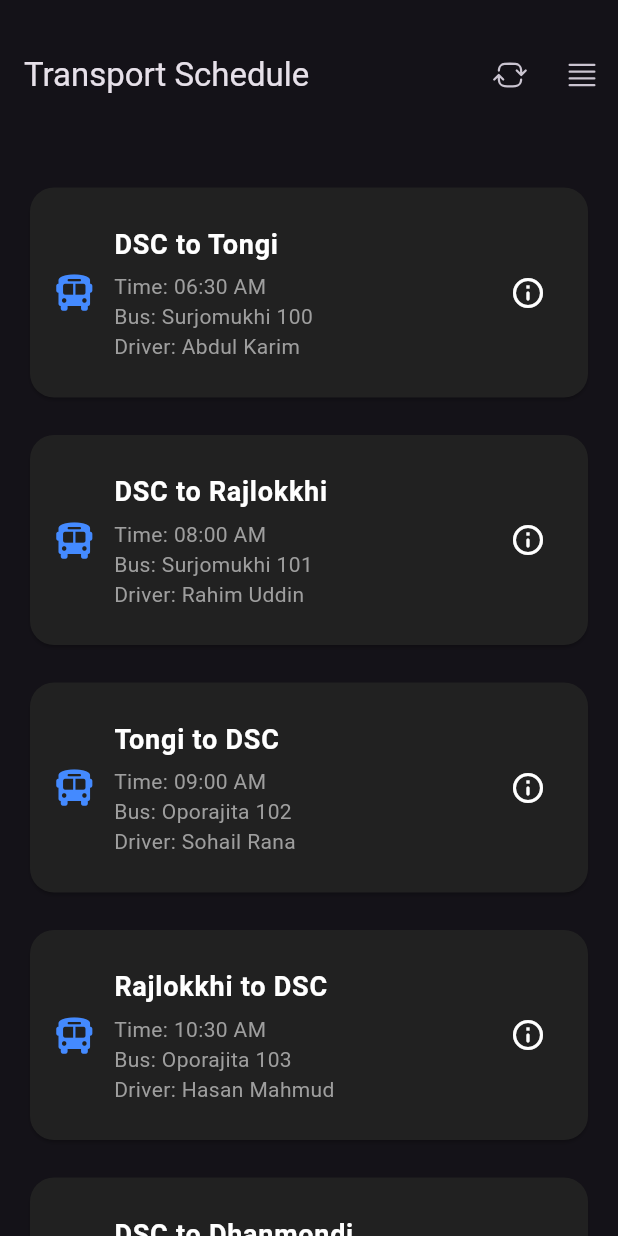
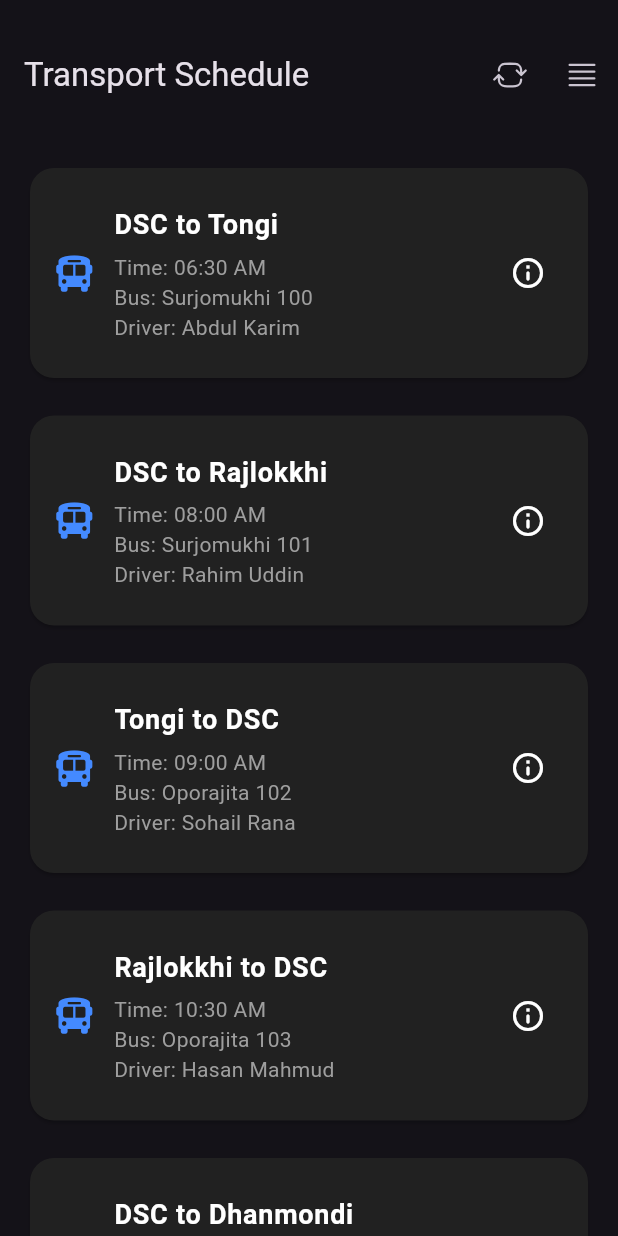
Before and after one commit to DIP-SARKER/routeradar, a Flutter app: the screen it shows after launch, on a phone screen of 412 x 824 dp. Run offline on Flutter 3.47's test engine with Material 3 defaults, Android fonts, the phone set to English and light mode, and no system bars; our stand-ins replace icons_plus.

Commit message:
flutter issue fixed

```diff
--- a/lib/schedule.dart
+++ b/lib/schedule.dart
@@ -117,7 +117,8 @@ class _Schedule extends State<Schedule> {
               itemCount: schedule.length,
               itemBuilder: (context, index) {
                 return Card(
-                  margin: EdgeInsets.only(left: 20, right: 20, top: 25),
+                  margin:
+                      EdgeInsets.only(left: 20, right: 20, top: 12, bottom: 13),
                   shape: RoundedRectangleBorder(
                     borderRadius: BorderRadius.circular(16),
                   ),
```
Also changed, not shown: pubspec.lock, 128 other files.
